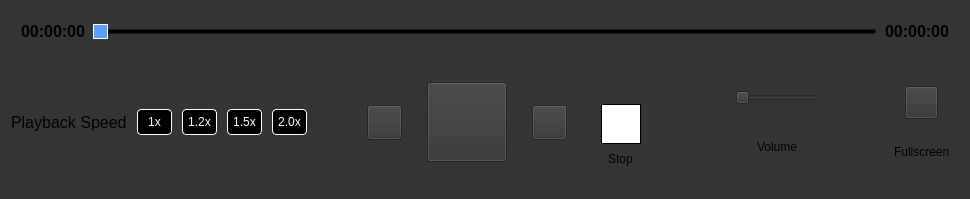
Akash-github-project/trial, file controls_overlay.ui: the form before one commit.
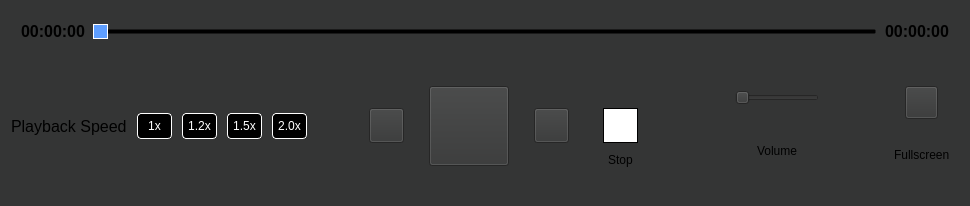
The form after the commit. Icons and pictures are not drawn.

```diff
--- a/controls_overlay.ui
+++ b/controls_overlay.ui
@@ -7,7 +7,7 @@
     <x>0</x>
     <y>0</y>
     <width>970</width>
-    <height>199</height>
+    <height>206</height>
    </rect>
   </property>
   <property name="minimumSize">
@@ -352,8 +352,8 @@
              <widget class="QPushButton" name="fs_PushButton_Stop">
               <property name="minimumSize">
                <size>
-                <width>40</width>
-                <height>40</height>
+                <width>35</width>
+                <height>35</height>
                </size>
               </property>
               <property name="maximumSize">
```
Left out of the diff: 2 changed lines with no effect on the pictures.
